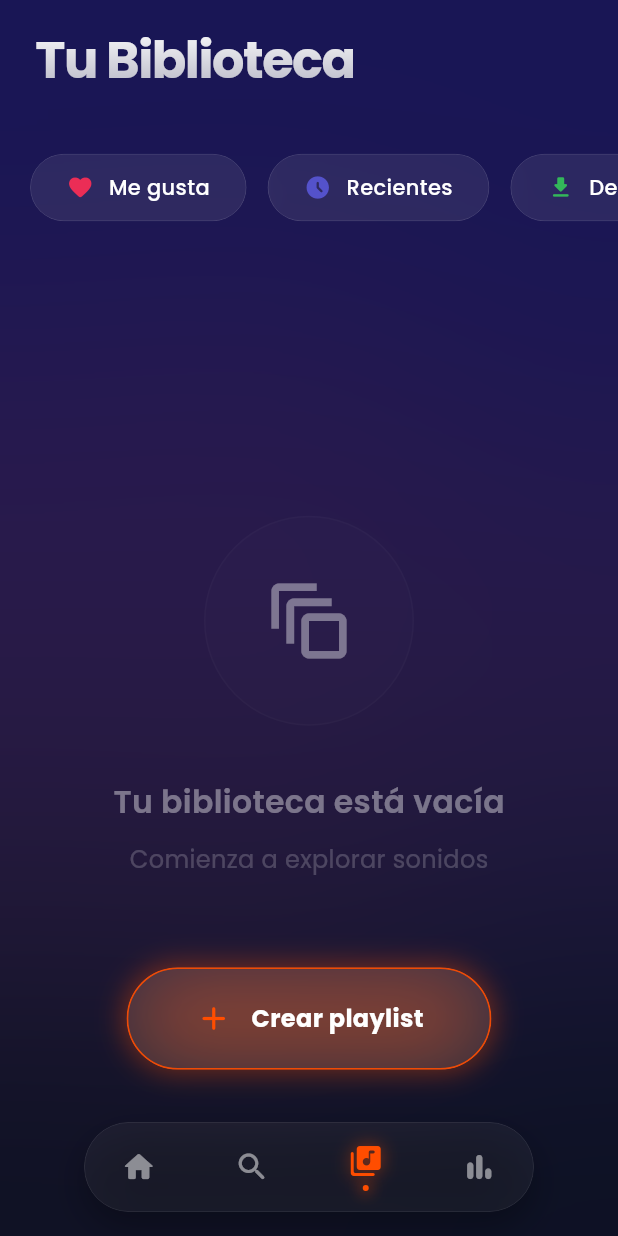
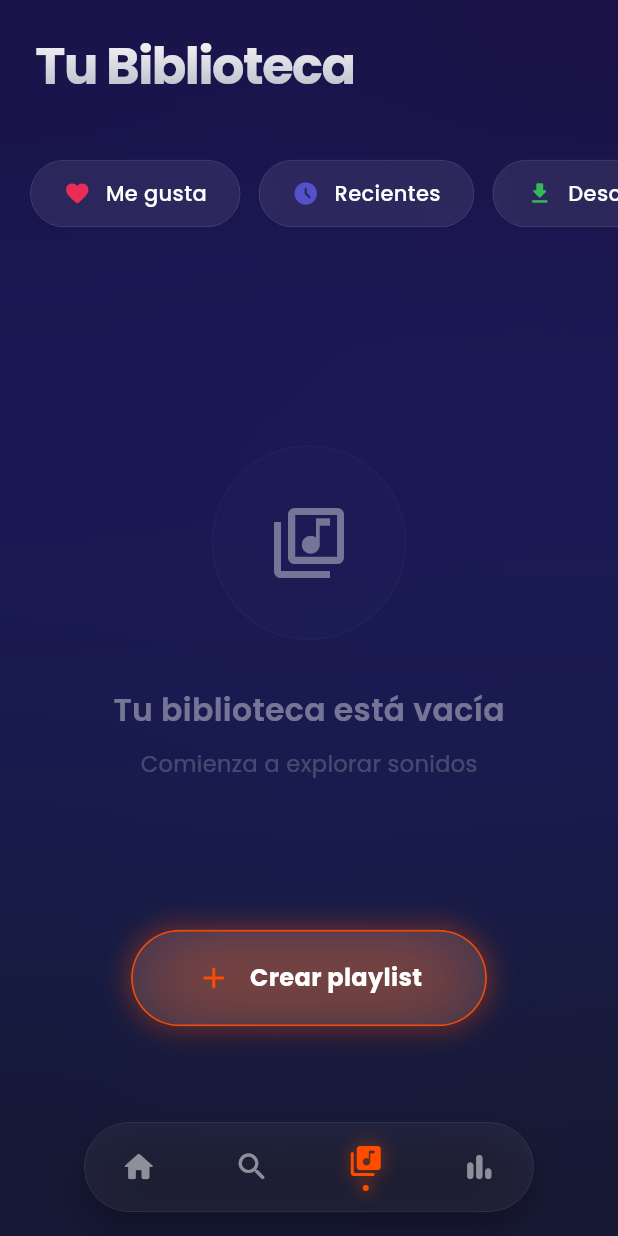
Before and after one commit to CARsoftAR/flowyMax, a Flutter app: the screen it shows after launch, item 3 of the bottom bar chosen, on a phone screen of 412 x 824 dp. Run offline on Flutter 3.47's test engine with Material 3 defaults, Android fonts, the phone set to English and light mode, and no system bars; our stand-ins replace cached_network_image, dartz, dio, equatable, flutter_bloc, flutter_native_splash and 3 more; missing offline and left inert: soundcloud_explode_dart.

Commit message:
fix: final library screen refinement with corrected button positioning and reinforced glassmorphism labels

```diff
--- a/lib/presentation/screens/library_screen.dart
+++ b/lib/presentation/screens/library_screen.dart
@@ -12,7 +12,7 @@ class LibraryScreen extends StatelessWidget {
       backgroundColor: Colors.transparent,
       body: Stack(
         children: [
-          // ── CAPA 1: FONDO VAPOROSO DINÁMICO (Atmosphere ADN) ────────────────
+          // ── CAPA 1: FONDO VAPOROSO DINÁMICO (Tonos Púrpuras y Azulados) ─────
           Positioned.fill(
             child: Container(
               decoration: const BoxDecoration(
@@ -21,28 +21,22 @@ class LibraryScreen extends StatelessWidget {
                   end: Alignment.bottomRight,
                   colors: [
                     Color(0xFF0F0F1E),
-                    Color(0xFF0B0E14),
+                    Color(0xFF1A1A35), // Púrpura Profundo
                   ],
                 ),
               ),
             ),
           ),
 
-          // Luces vaporosas (Tonos púrpuras y azulados profundos solicitados)
           Positioned(
-            top: -100,
-            left: -150,
-            child: _GlowAtmosphere(color: const Color(0xFF6B00FF).withOpacity(0.15), size: 700), // Púrpura Profundo
+            top: -50,
+            left: -100,
+            child: _GlowAtmosphere(color: const Color(0xFF6B00FF).withOpacity(0.12), size: 600),
           ),
           Positioned(
             bottom: 100,
-            right: -200,
-            child: _GlowAtmosphere(color: const Color(0xFF0055FF).withOpacity(0.12), size: 800), // Azulado
-          ),
-          Positioned(
-            top: 200,
-            right: 0,
-            child: _GlowAtmosphere(color: const Color(0xFFFF4D00).withOpacity(0.08), size: 500), // Toque naranja
+            right: -100,
+            child: _GlowAtmosphere(color: const Color(0xFF0055FF).withOpacity(0.1), size: 700),
           ),
 
           // ── CAPA 2: CONTENIDO ──────────────────────────────────────────────
@@ -50,9 +44,9 @@ class LibraryScreen extends StatelessWidget {
             child: Column(
               crossAxisAlignment: CrossAxisAlignment.start,
               children: [
-                const SizedBox(height: 16),
+                const SizedBox(height: 20),
 
-                // 1. TÍTULO CON SHADERMASK (Metálico)
+                // 1. HEADER PREMIUM
                 Padding(
                   padding: const EdgeInsets.symmetric(horizontal: 24),
                   child: ShaderMask(
@@ -75,24 +69,26 @@ class LibraryScreen extends StatelessWidget {
 
                 const SizedBox(height: 32),
 
-                // 2. SELECTORES DE CRISTAL (RESTAURACIÓN DE TEXTOS)
+                // 2. SELECTORES DE CRISTAL (RESTAURACIÓN CRÍTICA DE TEXTOS)
                 SizedBox(
                   height: 56,
-                  child: ListView(
+                  child: SingleChildScrollView(
                     scrollDirection: Axis.horizontal,
+                    physics: const BouncingScrollPhysics(),
                     padding: const EdgeInsets.symmetric(horizontal: 20),
-                    physics: const BouncingScrollPhysics(),
+                    child: Row(
                       children: [
                         _buildLibraryPill('Me gusta', Icons.favorite_rounded, const Color(0xFFFF2D55)),
-                      const SizedBox(width: 14),
+                        const SizedBox(width: 12),
                         _buildLibraryPill('Recientes', Icons.access_time_filled_rounded, const Color(0xFF5856D6)),
-                      const SizedBox(width: 14),
+                        const SizedBox(width: 12),
                         _buildLibraryPill('Descargas', Icons.download_rounded, const Color(0xFF34C759)),
                       ],
                     ),
                   ),
+                ),
 
-                const SizedBox(height: 80),
+                const SizedBox(height: 60),
 
                 // 3. CUERPO (Grabado Láser)
                 Expanded(
@@ -104,21 +100,21 @@ class LibraryScreen extends StatelessWidget {
                         Opacity(
                           opacity: 0.4,
                           child: Container(
-                            width: 140,
-                            height: 140,
+                            width: 130,
+                            height: 130,
                             decoration: BoxDecoration(
                               color: Colors.white.withOpacity(0.03),
                               shape: BoxShape.circle,
                               border: Border.all(color: Colors.white.withOpacity(0.05), width: 1),
                             ),
                             child: const Icon(
-                              Icons.auto_awesome_motion_outlined,
+                              Icons.library_music_outlined,
                               color: Colors.white,
-                              size: 60,
+                              size: 56,
                             ),
                           ),
                         ),
-                        const SizedBox(height: 36),
+                        const SizedBox(height: 32),
                         Text(
                           'Tu biblioteca está vacía',
                           style: GoogleFonts.poppins(
@@ -127,26 +123,27 @@ class LibraryScreen extends StatelessWidget {
                             fontWeight: FontWeight.w600,
                           ),
                         ),
-                        const SizedBox(height: 12),
+                        const SizedBox(height: 10),
                         Text(
                           'Comienza a explorar sonidos',
                           style: GoogleFonts.poppins(
                             color: Colors.white.withOpacity(0.2),
-                            fontSize: 16,
+                            fontSize: 15,
                           ),
                         ),
-                        const SizedBox(height: 60),
+                        const SizedBox(height: 100), // Aumentado para subir el botón
 
-                        // 4. BOTÓN CREAR PLAYLIST (VIDRIO ESMERILADO + GLOW NARANJA)
+                        // 4. BOTÓN CREAR PLAYLIST (CRISTAL REAL + REPOSICIONADO)
                         ScaleOnPress(
                           onTap: () {},
                           child: Container(
+                            margin: const EdgeInsets.only(bottom: 60), // Subido 40-60px respecto a antes
                             decoration: BoxDecoration(
                               borderRadius: BorderRadius.circular(40),
                               boxShadow: [
                                 BoxShadow(
                                   color: const Color(0xFFFF4D00).withOpacity(0.4),
-                                  blurRadius: 15, // Glow dinámico solicitado
+                                  blurRadius: 15, // Resplandor de neón
                                   spreadRadius: 2,
                                 ),
                               ],
@@ -156,24 +153,24 @@ class LibraryScreen extends StatelessWidget {
                               child: BackdropFilter(
                                 filter: ImageFilter.blur(sigmaX: 25, sigmaY: 25),
                                 child: Container(
-                                  padding: const EdgeInsets.symmetric(horizontal: 44, vertical: 20),
+                                  padding: const EdgeInsets.symmetric(horizontal: 42, vertical: 19),
                                   decoration: BoxDecoration(
-                                    color: Colors.white.withOpacity(0.1), // Cristal translúcido
+                                    color: Colors.white.withOpacity(0.1), // Cristal real translúcido
                                     borderRadius: BorderRadius.circular(40),
                                     border: Border.all(
-                                      color: const Color(0xFFFF4D00).withOpacity(0.9), // Hilo de luz 1.2
+                                      color: const Color(0xFFFF4D00).withOpacity(0.9), // Hilo neón 1.2
                                       width: 1.2,
                                     ),
                                   ),
                                   child: Row(
                                     mainAxisSize: MainAxisSize.min,
                                     children: [
-                                      const Icon(Icons.add_rounded, color: Color(0xFFFF4D00), size: 26),
+                                      const Icon(Icons.add_rounded, color: Color(0xFFFF4D00), size: 24),
                                       const SizedBox(width: 12),
                                       Text(
                                         'Crear playlist',
                                         style: GoogleFonts.poppins(
-                                          color: Colors.white,
+                                          color: Colors.white, // Blanco nítido
                                           fontSize: 16,
                                           fontWeight: FontWeight.w700,
                                         ),
@@ -198,13 +195,12 @@ class LibraryScreen extends StatelessWidget {
   }
 
   Widget _buildLibraryPill(String label, IconData icon, Color accentColor) {
-    return Center(
-      child: ClipRRect(
+    return ClipRRect(
       borderRadius: BorderRadius.circular(50),
       child: BackdropFilter(
         filter: ImageFilter.blur(sigmaX: 15, sigmaY: 15),
         child: Container(
-            padding: const EdgeInsets.symmetric(horizontal: 24, vertical: 12),
+          padding: const EdgeInsets.symmetric(horizontal: 22, vertical: 12),
           decoration: BoxDecoration(
             color: Colors.white.withOpacity(0.08),
             borderRadius: BorderRadius.circular(50),
@@ -218,16 +214,17 @@ class LibraryScreen extends StatelessWidget {
             children: [
               Icon(icon, color: accentColor.withOpacity(0.9), size: 18),
               const SizedBox(width: 10),
+              // TEXTO REFORZADO - USO DE TEXTO ESTÁNDAR PARA MÁXIMA COMPATIBILIDAD
               Text(
                 label,
-                  style: GoogleFonts.poppins(
-                    color: Colors.white, // Blanco nítido
-                    fontWeight: FontWeight.w500, // Medium 14px
+                style: const TextStyle(
+                  color: Colors.white,
                   fontSize: 14,
+                  fontWeight: FontWeight.w500,
+                  fontFamily: 'Poppins',
                 ),
               ),
             ],
-            ),
           ),
         ),
       ),
```
Lines whose indentation alone changed are shown as unchanged.
